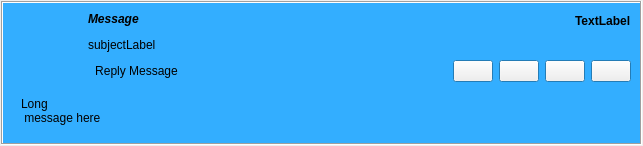
First picture: the form in retroshare-gui/src/gui/feeds/MsgItem.ui, repository RetroShare/RetroShare, before the edit.
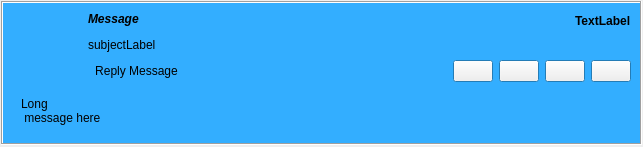
Second picture: the form after the edit. Icons and pictures are not drawn. Custom widgets are drawn as their Qt base class.

What changed in the file:
```diff
--- a/retroshare-gui/src/gui/feeds/MsgItem.ui
+++ b/retroshare-gui/src/gui/feeds/MsgItem.ui
@@ -7,7 +7,7 @@
     <x>0</x>
     <y>0</y>
     <width>643</width>
-    <height>140</height>
+    <height>147</height>
    </rect>
   </property>
   <layout class="QGridLayout">
```
Left out of the diff: 23 changed lines with no effect on the pictures.
